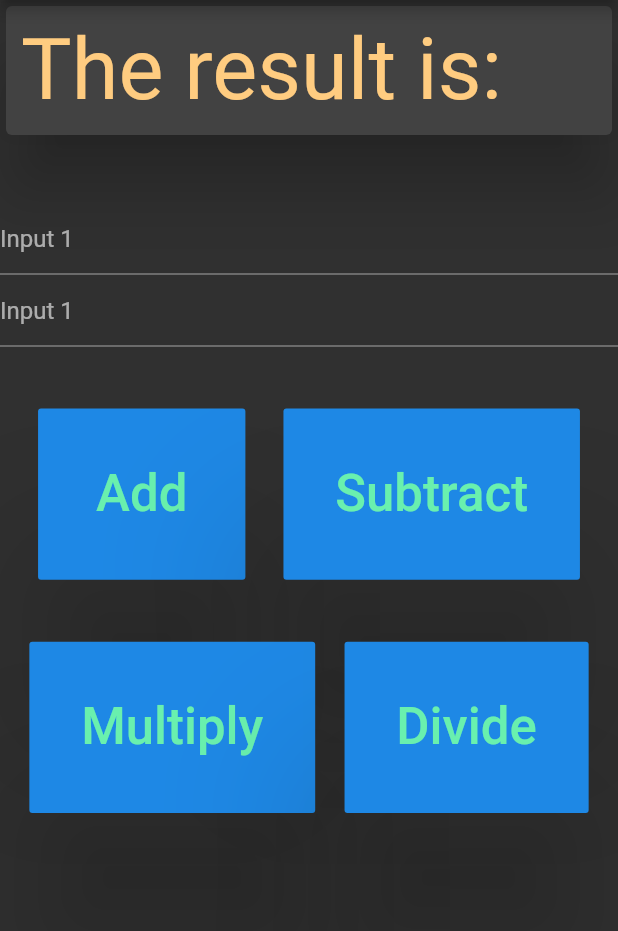
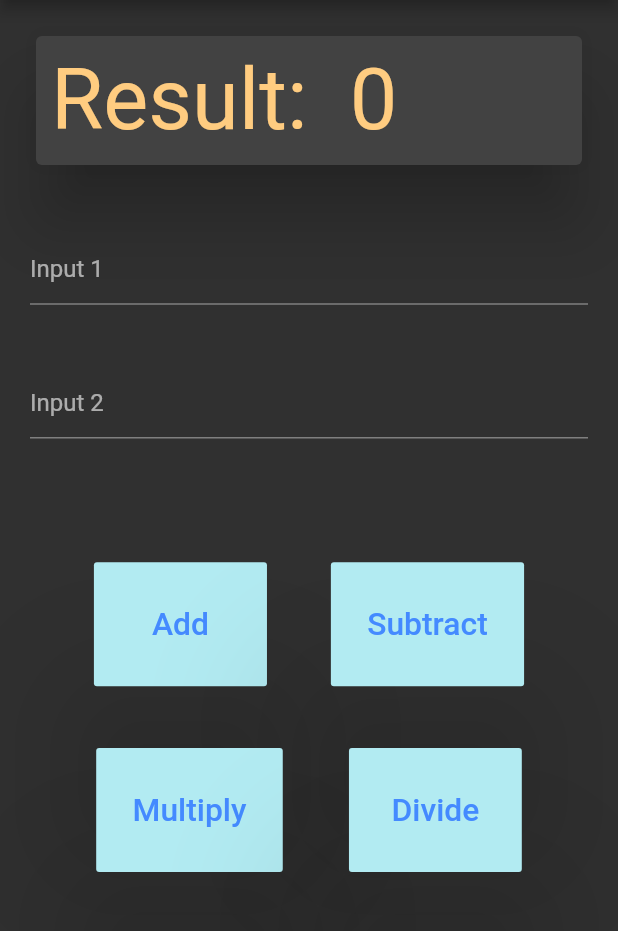
Before and after one commit to HackForValley/Flutter-101, a Flutter app: the screen it shows after launch, after a tap on "Subtract", on a phone screen of 412 x 824 dp, the part 84-1015 px from its top. Run offline on Flutter 3.47's test engine with Material 2 defaults, Android fonts, the phone set to English and light mode, and no system bars.

Commit message:
Functioning Calculator

```diff
--- a/Vivek/calculator/lib/main.dart
+++ b/Vivek/calculator/lib/main.dart
@@ -1,7 +1,9 @@
 import 'package:flutter/material.dart';
 
 void main() => runApp(Calculator());
-
+int sum = 0;
+int num1 = 0, num2 = 0;
+String error = '';
 class Calculator extends StatelessWidget {
   // This widget is the root of your application.
   @override
@@ -46,18 +48,87 @@ class MyHomePage extends StatefulWidget {
 }
 
 class _MyHomePageState extends State<MyHomePage> {
-  int _counter = 0;
+  final TextEditingController t1 = new TextEditingController(text: "");
+  final TextEditingController t2 = new TextEditingController(text: "");
 
-  void _incrementCounter() {
+
+  void _add() {
+
     setState(() {
       // This call to setState tells the Flutter framework that something has
       // changed in this State, which causes it to rerun the build method below
       // so that the display can reflect the updated values. If we changed
       // _counter without calling setState(), then the build method would not be
       // called again, and so nothing would appear to happen.
-      _counter++;
+      error = '';
+      num1 = int.parse(t1.text);
+      num2 = int.parse(t2.text);
+      sum = num1+num2;
+
+
     });
   }
+  void _subtract() {
+
+    setState(() {
+      // This call to setState tells the Flutter framework that something has
+      // changed in this State, which causes it to rerun the build method below
+      // so that the display can reflect the updated values. If we changed
+      // _counter without calling setState(), then the build method would not be
+      // called again, and so nothing would appear to happen.
+      error = '';
+      num1 = int.parse(t1.text);
+      num2 = int.parse(t2.text);
+      if(num2 > num1){
+        error = "Error";
+        sum = 00000;
+      }
+      else
+      sum = num1-num2;
+
+
+    });
+  }
+  void _multiply() {
+
+    setState(() {
+      // This call to setState tells the Flutter framework that something has
+      // changed in this State, which causes it to rerun the build method below
+      // so that the display can reflect the updated values. If we changed
+      // _counter without calling setState(), then the build method would not be
+      // called again, and so nothing would appear to happen.
+      error = '';
+      num1 = int.parse(t1.text);
+      num2 = int.parse(t2.text);
+
+      sum = num1*num2;
+
+
+    });
+  }
+
+void _divide() {
+
+    setState(() {
+      // This call to setState tells the Flutter framework that something has
+      // changed in this State, which causes it to rerun the build method below
+      // so that the display can reflect the updated values. If we changed
+      // _counter without calling setState(), then the build method would not be
+      // called again, and so nothing would appear to happen.
+      error = '';
+      num1 = int.parse(t1.text);
+      num2 = int.parse(t2.text);
+      if(num2 == 0){
+        error = "Error";
+        sum = 00000;
+      }
+      else
+      sum = num1~/num2;
+
+
+    });
+  }
+
 
   @override
   Widget build(BuildContext context) {
@@ -75,8 +146,11 @@ class _MyHomePageState extends State<MyHomePage> {
         // the App.build method, and use it to set our appbar title.
         title: Text(widget.title),
       ),
-      body: Center(
+      body: Container(
+        margin: EdgeInsets.all(10),
+
         child: ListView(
+          padding: EdgeInsets.all(10),
 
 
           children: <Widget>[
@@ -84,32 +158,53 @@ class _MyHomePageState extends State<MyHomePage> {
             Card(
 
               elevation: 20,
-              child: Padding(padding: EdgeInsets.all(10),child : Text("The result is: ",style: TextStyle(color: Colors.orange.shade200,fontSize: scrhgt * scrwid / 6000))),
+              child: Padding(padding: EdgeInsets.all(10),child : Text("Result: $error $sum",style: TextStyle(color: Colors.orange.shade200,fontSize: scrhgt * scrwid / 6000))),
             ),
             SizedBox(height: scrhgt * 0.05,),
 
             TextField(
-
+              controller: t1,
+              keyboardType: TextInputType.number,
               decoration: InputDecoration(
                 hintText: "Input 1"
               ),
 
               ),
-
+            SizedBox(height: scrhgt * 0.05,),
             TextField(
+              controller: t2,
+              keyboardType: TextInputType.number,
 
               decoration: InputDecoration(
-                hintText: "Input 1"
+
+                hintText: "Input 2",
+                //hintStyle: ,
               ),
 
 
             ),
-            SizedBox(height: scrhgt * 0.05,),
+            SizedBox(height: scrhgt * 0.1,),
             Row(
               mainAxisAlignment: MainAxisAlignment.spaceEvenly,
               children: <Widget>[
-                RaisedButton(onPressed: (){},elevation: 50, child: Padding(padding: EdgeInsets.symmetric(horizontal: scrwid * 0.055,vertical: scrhgt * 0.045),child : Text("Add",style: TextStyle(color: Colors.greenAccent.shade200,fontSize: scrhgt * scrwid / 10000))),),
-                RaisedButton(onPressed: (){},elevation: 50, child: Padding(padding: EdgeInsets.symmetric(horizontal: scrwid * 0.045,vertical: scrhgt * 0.045),child : Text("Subtract",style: TextStyle(color: Colors.greenAccent.shade200,fontSize: scrhgt * scrwid / 10000))),),
+                MaterialButton(
+                  onPressed: _add,
+                  elevation: 50,
+                  color: Colors.cyan[100],
+                  child: Padding(
+                    padding: EdgeInsets.symmetric(horizontal: scrwid * 0.055,vertical: scrhgt * 0.035),
+                    child : Text("Add",style: TextStyle(color: Colors.blueAccent,fontSize: scrhgt * scrwid / 16000))
+                  ),
+                ),
+                MaterialButton(
+                  onPressed: _subtract,
+                  elevation: 50,
+                  color: Colors.cyan[100],
+                   child: Padding(
+                     padding: EdgeInsets.symmetric(horizontal: scrwid * 0.020,vertical: scrhgt * 0.035),
+                     child : Text("Subtract",style: TextStyle(color: Colors.blueAccent,fontSize: scrhgt * scrwid / 16000))
+                  ),
+                ),
               ],
 
             ),
@@ -117,14 +212,31 @@ class _MyHomePageState extends State<MyHomePage> {
             Row(
               mainAxisAlignment: MainAxisAlignment.spaceEvenly,
               children: <Widget>[
-                RaisedButton(onPressed: (){},elevation: 50, child: Padding(padding: EdgeInsets.symmetric(horizontal: scrwid * 0.045,vertical: scrhgt * 0.045),child : Text("Multiply",style: TextStyle(color: Colors.greenAccent.shade200,fontSize: scrhgt * scrwid / 10000))),),
-                RaisedButton(onPressed: (){},elevation: 50, child: Padding(padding: EdgeInsets.symmetric(horizontal: scrwid * 0.045,vertical: scrhgt * 0.045),child : Text("Divide",style: TextStyle(color: Colors.greenAccent.shade200,fontSize: scrhgt * scrwid / 10000))),),
+                MaterialButton(
+                  onPressed: _multiply,
+                  elevation: 50,
+                  color: Colors.cyan[100],
+                  child: Padding(
+                    padding: EdgeInsets.symmetric(horizontal: scrwid * 0.020,vertical: scrhgt * 0.035),
+                    child : Text("Multiply",style: TextStyle(color: Colors.blueAccent,fontSize: scrhgt * scrwid / 16000))
+                  ),
+                ),
+                MaterialButton(
+                  onPressed: _divide,
+                   elevation: 50,
+                   color: Colors.cyan[100],
+                   child: Padding(
+                     padding: EdgeInsets.symmetric(horizontal: scrwid * 0.030,vertical: scrhgt * 0.035),
+                      child : Text("Divide",style: TextStyle(color: Colors.blueAccent,fontSize: scrhgt * scrwid / 16000))
+                  ),
+                ),
               ],
             ),
           ],
 
 
         ),
+
       ),
     );
   }
```
Lines whose indentation alone changed are shown as unchanged.
